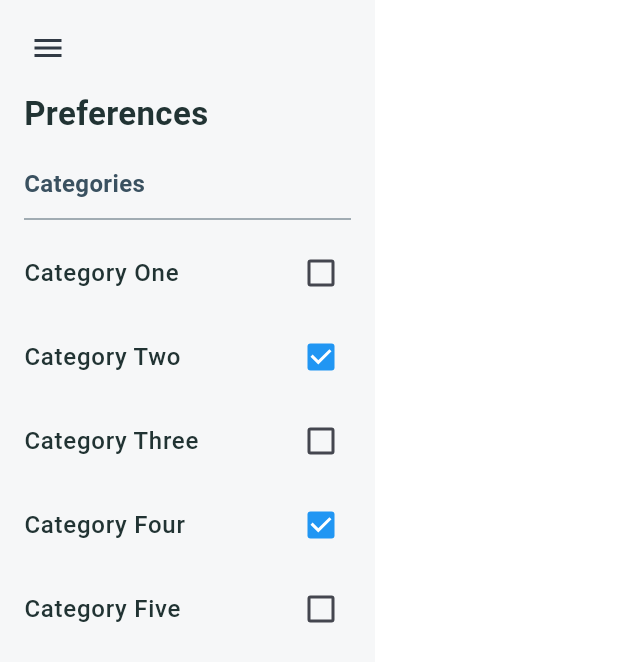
After one commit to mMelnic/news-fake-detection, a Flutter app: the DrawerUserController screen opened directly, on a phone screen of 412 x 824 dp. The commit adds this screen. Shown: the top 662 px of the screen. Run offline on Flutter 3.47's test engine with Material 3 defaults, Android fonts, the phone set to English and light mode, and no system bars; our stand-ins replace cached_network_image, dio, flutter_secure_storage, flutter_svg, hive_flutter; accounts and stored records are empty; Roboto replaces fonts that are missing (Abel).

Commit message:
Add left drawer

```diff
--- a/news_aggregator/frontend/lib/android/view/screens/discovery_page.dart
+++ b/news_aggregator/frontend/lib/android/view/screens/discovery_page.dart
@@ -9,7 +9,9 @@ import '../widgets/news_tile.dart';
 import 'search_page.dart';
 
 class DiscoverPage extends StatefulWidget {
-  const DiscoverPage({super.key});
+  final Function? openDrawer;
+
+  const DiscoverPage({super.key, this.openDrawer});
 
   @override
   State<DiscoverPage> createState() => _DiscoverPageState();
@@ -71,11 +73,11 @@ class _DiscoverPageState extends State<DiscoverPage>
           color: Colors.white,
         ),
         onPressedLeading: () {
-          Scaffold.of(context).openDrawer();
+          widget.openDrawer?.call();
         },
         title: const Text(
           'Discover',
-          style: TextStyle(fontWeight: FontWeight.w400, fontSize: 16),
+          style: TextStyle(fontWeight: FontWeight.w400, fontSize: 16, color: Colors.white),
         ),
         actions: [
           IconButton(
--- /dev/null
+++ b/news_aggregator/frontend/lib/android/view/screens/drawer_controller.dart
@@ -0,0 +1,173 @@
+import 'package:flutter/material.dart';
+import 'package:frontend/theme/app_theme.dart';
+import 'home_drawer.dart';
+
+class DrawerUserController extends StatefulWidget {
+  const DrawerUserController({
+    super.key,
+    this.drawerWidth = 250,
+    this.screenView,
+    this.menuView,
+    this.animatedIconData = AnimatedIcons.arrow_menu,
+    this.drawerIsOpen,
+  });
+
+  final double drawerWidth;
+  final Widget? screenView;
+  final Function(bool)? drawerIsOpen;
+  final AnimatedIconData? animatedIconData;
+  final Widget? menuView;
+
+  @override
+  DrawerUserControllerState createState() => DrawerUserControllerState();
+}
+
+class DrawerUserControllerState extends State<DrawerUserController>
+    with TickerProviderStateMixin {
+  late ScrollController scrollController;
+  late AnimationController iconAnimationController;
+  double scrolloffset = 0.0;
+
+  @override
+  void initState() {
+    super.initState();
+
+    iconAnimationController = AnimationController(
+      vsync: this,
+      duration: const Duration(milliseconds: 0),
+    )..animateTo(1.0);
+
+    scrollController = ScrollController(initialScrollOffset: widget.drawerWidth)
+      ..addListener(() {
+        if (scrollController.offset <= 0 && scrolloffset != 1.0) {
+          setState(() {
+            scrolloffset = 1.0;
+            widget.drawerIsOpen?.call(true);
+          });
+          iconAnimationController.animateTo(0.0);
+        } else if (scrollController.offset >= widget.drawerWidth &&
+            scrolloffset != 0.0) {
+          setState(() {
+            scrolloffset = 0.0;
+            widget.drawerIsOpen?.call(false);
+          });
+          iconAnimationController.animateTo(1.0);
+        } else {
+          iconAnimationController.animateTo(
+            (scrollController.offset / widget.drawerWidth).clamp(0.0, 1.0),
+          );
+        }
+      });
+
+    WidgetsBinding.instance.addPostFrameCallback(
+      (_) => scrollController.jumpTo(widget.drawerWidth),
+    );
+  }
+
+  @override
+  Widget build(BuildContext context) {
+    final isLightMode =
+        MediaQuery.of(context).platformBrightness == Brightness.light;
+
+    return Scaffold(
+      backgroundColor: isLightMode ? AppTheme.white : AppTheme.nearlyBlack,
+      body: SingleChildScrollView(
+        controller: scrollController,
+        scrollDirection: Axis.horizontal,
+        physics: const ClampingScrollPhysics(),
+        child: SizedBox(
+          height: MediaQuery.of(context).size.height,
+          width: MediaQuery.of(context).size.width + widget.drawerWidth,
+          child: Row(
+            children: <Widget>[
+              SizedBox(
+                width: widget.drawerWidth,
+                height: MediaQuery.of(context).size.height,
+                child: AnimatedBuilder(
+                  animation: iconAnimationController,
+                  builder: (BuildContext context, Widget? child) {
+                    return Transform(
+                      transform: Matrix4.translationValues(
+                        scrollController.offset,
+                        0.0,
+                        0.0,
+                      ),
+                      child: HomeDrawer(
+                        iconAnimationController: iconAnimationController,
+                      ),
+                    );
+                  },
+                ),
+              ),
+              SizedBox(
+                width: MediaQuery.of(context).size.width,
+                height: MediaQuery.of(context).size.height,
+                child: Stack(
+                  children: <Widget>[
+                    IgnorePointer(
+                      ignoring: scrolloffset == 1,
+                      child: widget.screenView,
+                    ),
+                    if (scrolloffset == 1.0) InkWell(onTap: onDrawerClick),
+                    Padding(
+                      padding: EdgeInsets.only(
+                        top: MediaQuery.of(context).padding.top + 8,
+                        left: 8,
+                      ),
+                      child: SizedBox(
+                        width: AppBar().preferredSize.height - 8,
+                        height: AppBar().preferredSize.height - 8,
+                        child: Material(
+                          color: Colors.transparent,
+                          child: InkWell(
+                            borderRadius: BorderRadius.circular(
+                              AppBar().preferredSize.height,
+                            ),
+                            child: Center(
+                              child:
+                                  widget.menuView ??
+                                  AnimatedIcon(
+                                    icon:
+                                        widget.animatedIconData ??
+                                        AnimatedIcons.arrow_menu,
+                                    progress: iconAnimationController,
+                                    color:
+                                        isLightMode
+                                            ? AppTheme.dark_grey
+                                            : AppTheme.white,
+                                  ),
+                            ),
+                            onTap: () {
+                              FocusScope.of(context).unfocus();
+                              onDrawerClick();
+                            },
+                          ),
+                        ),
+                      ),
+                    ),
+                  ],
+                ),
+              ),
+            ],
+          ),
+        ),
+      ),
+    );
+  }
+
+  void onDrawerClick() {
+    if (scrollController.offset != 0.0) {
+      scrollController.animateTo(
+        0.0,
+        duration: const Duration(milliseconds: 400),
+        curve: Curves.fastOutSlowIn,
+      );
+    } else {
+      scrollController.animateTo(
+        widget.drawerWidth,
+        duration: const Duration(milliseconds: 400),
+        curve: Curves.fastOutSlowIn,
+      );
+    }
+  }
+}
--- /dev/null
+++ b/news_aggregator/frontend/lib/android/view/screens/home_drawer.dart
@@ -0,0 +1,102 @@
+import 'package:flutter/material.dart';
+import 'package:frontend/theme/app_theme.dart';
+
+class HomeDrawer extends StatefulWidget {
+  const HomeDrawer({super.key, this.iconAnimationController});
+
+  final AnimationController? iconAnimationController;
+
+  @override
+  HomeDrawerState createState() => HomeDrawerState();
+}
+
+class HomeDrawerState extends State<HomeDrawer> {
+  // Temporary category names and their checked state
+  final Map<String, bool> categories = {
+    'Category One': false,
+    'Category Two': true,
+    'Category Three': false,
+    'Category Four': true,
+    'Category Five': false,
+  };
+
+  @override
+  Widget build(BuildContext context) {
+    var brightness = MediaQuery.of(context).platformBrightness;
+    bool isLightMode = brightness == Brightness.light;
+
+    return Scaffold(
+      backgroundColor: AppTheme.notWhite.withOpacity(0.5),
+      body: Column(
+        crossAxisAlignment: CrossAxisAlignment.stretch,
+        children: <Widget>[
+          // Title "Preferences"
+          Container(
+            padding: const EdgeInsets.fromLTRB(16, 60, 16, 16),
+            child: Text(
+              'Preferences',
+              style: TextStyle(
+                fontWeight: FontWeight.bold,
+                fontSize: 22,
+                color: isLightMode ? AppTheme.nearlyBlack : AppTheme.white,
+              ),
+            ),
+          ),
+
+          // Subtitle "Categories"
+          Container(
+            padding: const EdgeInsets.symmetric(horizontal: 16, vertical: 4),
+            child: Text(
+              'Categories',
+              style: TextStyle(
+                fontWeight: FontWeight.w600,
+                fontSize: 16,
+                color: isLightMode ? AppTheme.grey : AppTheme.nearlyWhite,
+              ),
+            ),
+          ),
+
+          // Divider below subtitle
+          Divider(
+            color: AppTheme.grey.withOpacity(0.6),
+            thickness: 1,
+            indent: 16,
+            endIndent: 16,
+          ),
+
+          // List of categories with checkbox
+          Expanded(
+            child: ListView(
+              physics: const BouncingScrollPhysics(),
+              padding: const EdgeInsets.symmetric(horizontal: 16),
+              children:
+                  categories.keys.map((category) {
+                    return CheckboxListTile(
+                      activeColor: Colors.blue,
+                      contentPadding: EdgeInsets.zero,
+                      title: Text(
+                        category,
+                        style: TextStyle(
+                          color:
+                              isLightMode
+                                  ? AppTheme.nearlyBlack
+                                  : AppTheme.white,
+                          fontWeight: FontWeight.w500,
+                        ),
+                      ),
+                      value: categories[category],
+                      onChanged: (bool? value) {
+                        setState(() {
+                          categories[category] = value ?? false;
+                        });
+                      },
+                      controlAffinity: ListTileControlAffinity.trailing,
+                    );
+                  }).toList(),
+            ),
+          ),
+        ],
+      ),
+    );
+  }
+}
--- a/news_aggregator/frontend/lib/android/view/screens/news_page.dart
+++ b/news_aggregator/frontend/lib/android/view/screens/news_page.dart
@@ -9,7 +9,9 @@ import '../widgets/news_filter_sheet.dart';
 import 'news_detail_page.dart';
 
 class NewsPage extends StatefulWidget {
-  const NewsPage({super.key});
+  final Function? openDrawer;
+
+  const NewsPage({super.key, this.openDrawer});
 
   @override
   NewsPageState createState() => NewsPageState();
@@ -60,8 +62,8 @@ class NewsPageState extends State<NewsPage> with TickerProviderStateMixin {
           color: Colors.white,
         ),
         onPressedLeading: () {
-          // TODO: Drawer
-                },
+          widget.openDrawer?.call();
+        },
         title: Text(
           'News',
           style: TextStyle(fontWeight: FontWeight.w400, fontSize: 16, color: Colors.white),
--- a/news_aggregator/frontend/lib/android/view/screens/page_switch_with_animation.dart
+++ b/news_aggregator/frontend/lib/android/view/screens/page_switch_with_animation.dart
@@ -3,6 +3,7 @@ import 'package:frontend/android/view/screens/news_page.dart';
 import 'package:frontend/android/view/screens/user_profile.dart';
 import '../widgets/custom_bottom_navigation_bar.dart';
 import 'discovery_page.dart';
+import 'drawer_controller.dart';
 
 class PageSwitchWithAnimation extends StatefulWidget {
   const PageSwitchWithAnimation({super.key});
@@ -15,6 +16,7 @@ class PageSwitchWithAnimation extends StatefulWidget {
 class _PageSwitchWithAnimationState extends State<PageSwitchWithAnimation> {
   int _selectedIndex = 0;
   late final PageController _pageSwitchController;
+  final GlobalKey<DrawerUserControllerState> _drawerControllerKey = GlobalKey<DrawerUserControllerState>();
 
   @override
   void initState() {
@@ -36,18 +38,29 @@ class _PageSwitchWithAnimationState extends State<PageSwitchWithAnimation> {
     super.dispose();
   }
 
+  void openDrawer() {
+    _drawerControllerKey.currentState?.onDrawerClick();
+  }
+
   @override
   Widget build(BuildContext context) {
-    return Scaffold(
+    return DrawerUserController(
+      key: _drawerControllerKey,
+      screenView: Scaffold(
         body: PageView(
           controller: _pageSwitchController,
           onPageChanged: (index) => setState(() => _selectedIndex = index),
-        children: const [NewsPage(), DiscoverPage(), CombinedProfilePage()],
+          children: [
+            NewsPage(openDrawer: openDrawer),
+            DiscoverPage(openDrawer: openDrawer),
+            const CombinedProfilePage()
+          ],
         ),
         bottomNavigationBar: CustomBottomNavigationBar(
           selectedIndex: _selectedIndex,
           onItemTapped: _onItemTapped,
         ),
+      ),
     );
   }
 }
--- a/news_aggregator/frontend/lib/theme/app_theme.dart
+++ b/news_aggregator/frontend/lib/theme/app_theme.dart
@@ -14,6 +14,13 @@ class AppTheme {
   static const Color textPrimaryColor = Color(0xFF262626);
   static const Color textSecondaryColor = Color(0xFF8E8E8E);
   static const Color dividerColor = Color(0xFFDBDBDB);
+  static const Color notWhite = Color(0xFFEDF0F2);
+  static const Color nearlyWhite = Color(0xFFFEFEFE);
+  static const Color white = Color(0xFFFFFFFF);
+  static const Color nearlyBlack = Color(0xFF213333);
+  static const Color grey = Color(0xFF3A5160);
+  static const Color dark_grey = Color(0xFF313A44);
+
   static LinearGradient textOverlayGradient = LinearGradient(
     colors: [Colors.black.withOpacity(0.45), Colors.black.withOpacity(0.0)],
     begin: Alignment.bottomCenter,
```
Lines whose indentation alone changed are shown as unchanged.
